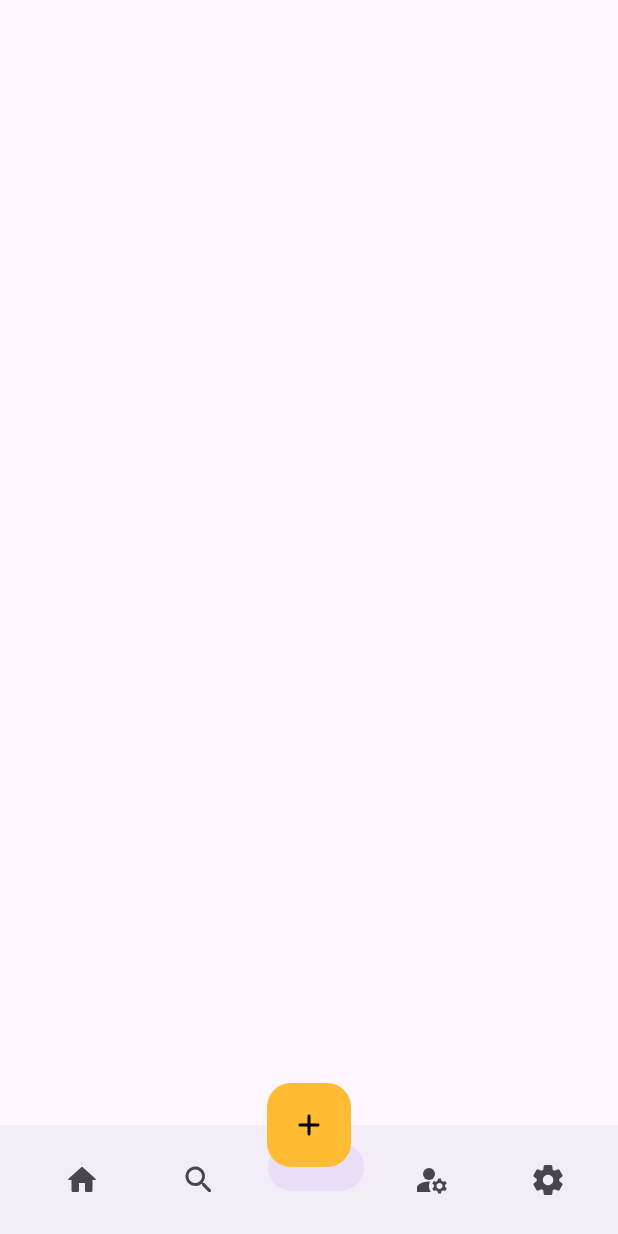
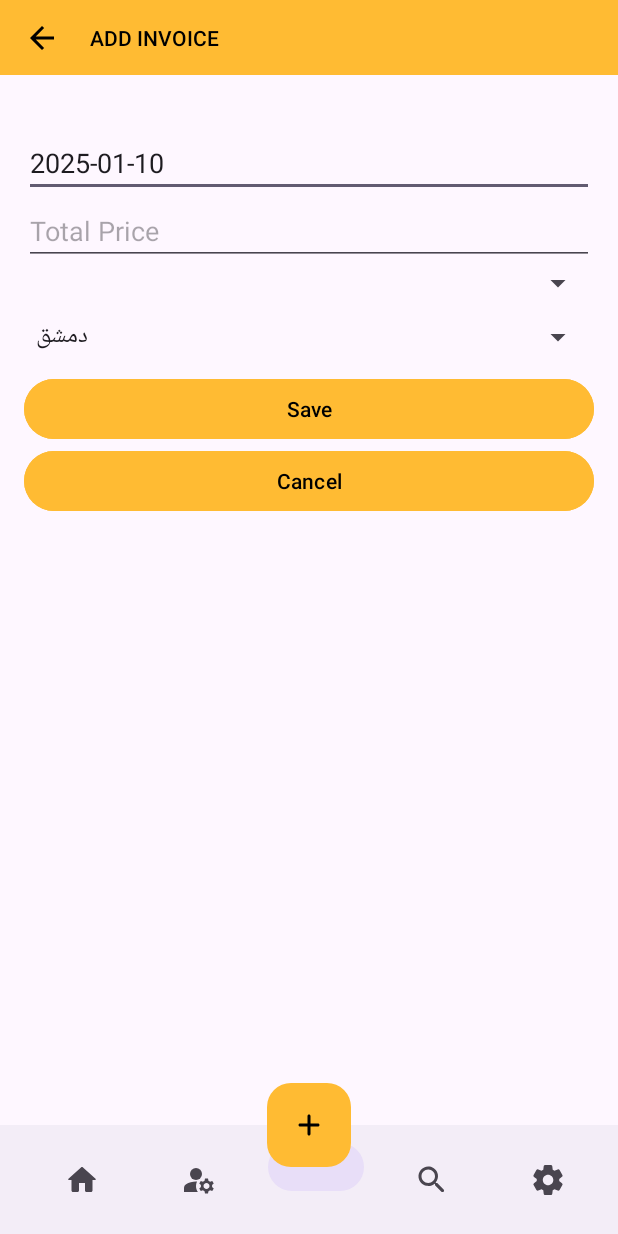
Before and after one commit to yaseensaadaldeen/RepCommissionTracker, an Android app: the InvoiceAdd screen opened directly, with no data from a screen before it, on a phone screen of 412 x 824 dp. Run offline under Robolectric (Android 15) with nearby library versions, the phone set to English and light mode, and no system bars.

Commit message:
add create invoice and search through reps

```diff
--- a/app/src/main/java/com/example/repcommissiontracker/DatabaseHelper.java
+++ b/app/src/main/java/com/example/repcommissiontracker/DatabaseHelper.java
@@ -81,7 +81,7 @@ public class DatabaseHelper extends SQLiteOpenHelper {
 
     private static final String CREATE_TABLE_INVOICE = "CREATE TABLE " + TABLE_INVOICE + "(" +
             INV_NO + " INTEGER PRIMARY KEY AUTOINCREMENT, " +
-            INV_DATE + " TEXT, " +
+            INV_DATE + " TEXT DEFAULT CURRENT_DATE, "  +
             INV_TOTAL_PRICE + " REAL, " +
             INV_SALES_REP_ID + " INTEGER, " +
             INV_LOC_ID + " INTEGER, " +
@@ -178,7 +178,7 @@ public class DatabaseHelper extends SQLiteOpenHelper {
         values.put(SR_SUPERVISED_LOC, rep.getSupervisedLocId());
 
         long id = db.insert(TABLE_SALES_REP, null, values);
-        db.close();
+        ////db.close();
         return id;
     }
 
@@ -186,6 +186,16 @@ public class DatabaseHelper extends SQLiteOpenHelper {
 
     public List<SalesRepresentative> getAllSalesReps() {
         List<SalesRepresentative> reps = new ArrayList<>();
+
+        // Check if the SalesRepresentative table exists
+        if (!isTableExists(TABLE_SALES_REP)) {
+            return reps; // Return an empty list if the table doesn't exist
+        }
+
+        // Check if the table has any data
+        if (isTableEmpty(TABLE_SALES_REP)) {
+            return reps; // Return an empty list if the table is empty
+        }
         SQLiteDatabase db = this.getReadableDatabase();
 
         // SQL query to join SalesRep table with Location table to get location names
@@ -221,7 +231,7 @@ public class DatabaseHelper extends SQLiteOpenHelper {
         }
 
         cursor.close();
-        db.close();
+        ////db.close();
         return reps;
     }
 
@@ -243,14 +253,14 @@ public class DatabaseHelper extends SQLiteOpenHelper {
         }
 
         int rowsAffected = db.update(TABLE_SALES_REP, values, SR_ID + " = ?", new String[]{String.valueOf(rep.getId())});
-        db.close();
+       // //db.close();
         return rowsAffected;
     }
 
     public int deleteSalesRep(int id) {
         SQLiteDatabase db = this.getWritableDatabase();
         int rowsDeleted = db.delete(TABLE_SALES_REP, SR_ID + " = ?", new String[]{String.valueOf(id)});
-        db.close();
+        ////db.close();
         return rowsDeleted;
     }
 
@@ -276,7 +286,7 @@ public class DatabaseHelper extends SQLiteOpenHelper {
             rep.setSupervisedLocId(cursor.getInt(cursor.getColumnIndexOrThrow(SR_SUPERVISED_LOC)));
             cursor.close();
         }
-        db.close();
+        ////db.close();
         return rep;
     }
 
@@ -296,7 +306,7 @@ public class DatabaseHelper extends SQLiteOpenHelper {
             } while (cursor.moveToNext());
         }
         cursor.close();
-        db.close();
+        //db.close();
         return locations;
     }
 
@@ -308,7 +318,7 @@ public class DatabaseHelper extends SQLiteOpenHelper {
         values.put(LOC_ADDRESS, location.getAddress());
 
         long id = db.insert(TABLE_LOCATION, null, values);
-        db.close();
+        //db.close();
         return id;
     }
     public long addInvoice(Invoice invoice) {
@@ -320,7 +330,7 @@ public class DatabaseHelper extends SQLiteOpenHelper {
         values.put(INV_LOC_ID, invoice.getLocId());
 
         long id = db.insert(TABLE_INVOICE, null, values);
-        db.close();
+        //db.close();
         return id;
     }
     public List<Invoice> getInvoicesByRepAndMonth(int repId, String month, String year) {
@@ -348,7 +358,7 @@ public class DatabaseHelper extends SQLiteOpenHelper {
         }
 
         cursor.close();
-        db.close();
+        //db.close();
         return invoices;
     }
     public long addMonthlyRepSales(MonthlyRepSales sales) {
@@ -360,7 +370,7 @@ public class DatabaseHelper extends SQLiteOpenHelper {
         values.put(MRS_LOC_ID, sales.getLocId());
 
         long id = db.insert(TABLE_MONTHLY_SALES, null, values);
-        db.close();
+        //db.close();
         return id;
     }
     public long addMonthlyRepCommission(MonthlyRepCommission commission) {
@@ -372,7 +382,7 @@ public class DatabaseHelper extends SQLiteOpenHelper {
         values.put(MRC_LOC_ID, commission.getLocId());
 
         long id = db.insert(TABLE_MONTHLY_COMMISSION, null, values);
-        db.close();
+        //db.close();
         return id;
     }
     public double calculateCommission(int repId, String month, String year) {
@@ -442,7 +452,58 @@ public class DatabaseHelper extends SQLiteOpenHelper {
         }
 
         cursor.close();
-        db.close();
+        //db.close();
         return locId;
     }
+    public int getSalesRepIdByName(String name) {
+        SQLiteDatabase db = this.getReadableDatabase();
+        if (!isTableExists(TABLE_SALES_REP)) {
+            return 0; // Return an empty list if the table doesn't exist
+        }
+
+        // Check if the table has any data
+        if (isTableEmpty(TABLE_SALES_REP)) {
+            return 0; // Return an empty list if the table is empty
+        }
+        String query = "SELECT " + SR_ID + " FROM " + TABLE_SALES_REP + " WHERE " + SR_NAME + " = ?";
+        Cursor cursor = db.rawQuery(query, new String[]{name});
+        if (cursor.moveToFirst()) {
+            int id = cursor.getInt(0);
+            cursor.close();
+            return id;
+        }
+        cursor.close();
+        return -1; // Not found
+    }
+    public boolean isTableExists(String tableName) {
+        SQLiteDatabase db = this.getReadableDatabase();
+        Cursor cursor = db.rawQuery("SELECT name FROM sqlite_master WHERE type='table' AND name=?", new String[]{tableName});
+        boolean exists = cursor.getCount() > 0;
+        cursor.close();
+        //db.close();
+        return exists;
+    }
+    public boolean isTableEmpty(String tableName) {
+        SQLiteDatabase db = this.getReadableDatabase();
+        Cursor cursor = db.rawQuery("SELECT COUNT(*) FROM " + tableName, null);
+        boolean isEmpty = true;
+        if (cursor.moveToFirst()) {
+            isEmpty = cursor.getInt(0) == 0;
+        }
+        cursor.close();
+        //db.close();
+        return isEmpty;
+    }
+
+    public int getLocationIdByName(String name) {
+        SQLiteDatabase db = this.getReadableDatabase();
+        Cursor cursor = db.rawQuery("SELECT "+LOC_ID+" FROM " + TABLE_LOCATION+" WHERE "+LOC_NAME+" =?", new String[]{name});
+        if (cursor.moveToFirst()) {
+            int id = cursor.getInt(0);
+            cursor.close();
+            return id;
+        }
+        cursor.close();
+        return -1; // Not found
+    }
 }
--- a/app/src/main/java/com/example/repcommissiontracker/Invoice/InvoiceAdd.java
+++ b/app/src/main/java/com/example/repcommissiontracker/Invoice/InvoiceAdd.java
@@ -2,13 +2,20 @@ package com.example.repcommissiontracker.Invoice;
 
 import android.content.Intent;
 import android.os.Bundle;
+import android.text.TextUtils;
+import android.view.View;
+import android.widget.ArrayAdapter;
+import android.widget.Button;
+import android.widget.EditText;
+import android.widget.Spinner;
+import android.widget.Toast;
 
-import androidx.activity.EdgeToEdge;
 import androidx.appcompat.app.AppCompatActivity;
-import androidx.core.graphics.Insets;
-import androidx.core.view.ViewCompat;
-import androidx.core.view.WindowInsetsCompat;
 
+import com.example.repcommissiontracker.Classes.Invoice;
+import com.example.repcommissiontracker.Classes.Location;
+import com.example.repcommissiontracker.Classes.SalesRepresentative;
+import com.example.repcommissiontracker.DatabaseHelper;
 import com.example.repcommissiontracker.MainActivity;
 import com.example.repcommissiontracker.R;
 import com.example.repcommissiontracker.RepManagement.RepManagementActivity;
@@ -16,13 +23,120 @@ import com.example.repcommissiontracker.Settings.SettingsActivity;
 import com.example.repcommissiontracker.search.ui.SearchActivity;
 import com.google.android.material.bottomnavigation.BottomNavigationView;
 
+import java.text.SimpleDateFormat;
+import java.util.ArrayList;
+import java.util.Date;
+import java.util.List;
+import java.util.Locale;
+
 public class InvoiceAdd extends AppCompatActivity {
+
+    private EditText edtInvNo, edtDate, edtTotalPrice;
+    private Spinner spnSalesRep, spnLocation;
+    private Button btnSave, btnCancel;
+    BottomNavigationView bottomNavigationView;
+
 
     @Override
     protected void onCreate(Bundle savedInstanceState) {
         super.onCreate(savedInstanceState);
         setContentView(R.layout.activity_invoice_add);
-        BottomNavigationView bottomNavigationView = findViewById(R.id.bottomNavigationView);
+
+        // Initialize UI elements
+        bottomNavigationView = findViewById(R.id.bottomNavigationView);
+        edtDate = findViewById(R.id.edt_date);
+        edtTotalPrice = findViewById(R.id.edt_total_price);
+        spnSalesRep = findViewById(R.id.spn_sales_rep);
+        spnLocation = findViewById(R.id.spn_location);
+        btnSave = findViewById(R.id.btn_save);
+        btnCancel = findViewById(R.id.btn_cancel);
+// Get the current date as a string in the format YYYY-MM-DD
+        SimpleDateFormat sdf = new SimpleDateFormat("yyyy-MM-dd", Locale.getDefault());
+        String currentDate = sdf.format(new Date());
+        setupBottomNavigation();
+        edtDate.setText(currentDate);
+
+        // Populate Spinners
+        setupSalesRepSpinner();
+        setupLocationSpinner();
+
+        // Button Listeners
+        btnSave.setOnClickListener(v -> saveInvoice());
+        btnCancel.setOnClickListener(v -> finish());
+    }
+
+    private void setupSalesRepSpinner() {
+        DatabaseHelper dbHelper = new DatabaseHelper(this);
+
+        List<SalesRepresentative> salesReps = dbHelper.getAllSalesReps();
+        List<String> salesRepNames = new ArrayList<>();
+        for (SalesRepresentative rep : salesReps) {
+            salesRepNames.add(rep.getName());
+        }
+        ArrayAdapter<String> adapter = new ArrayAdapter<>(this, android.R.layout.simple_spinner_dropdown_item, salesRepNames);
+        spnSalesRep.setAdapter(adapter);
+    }
+
+    private void setupLocationSpinner() {
+        DatabaseHelper dbHelper = new DatabaseHelper(this);
+        List<Location> locations = dbHelper.getAllLocations();
+        List<String> locationNames = new ArrayList<>();
+        for (Location loc : locations) {
+            locationNames.add(loc.getName());
+        }
+        ArrayAdapter<String> adapter = new ArrayAdapter<>(this, android.R.layout.simple_spinner_dropdown_item, locationNames);
+        spnLocation.setAdapter(adapter);
+    }
+
+    private void saveInvoice() {
+        String date = edtDate.getText().toString().trim();
+        String totalPriceStr = edtTotalPrice.getText().toString().trim();
+
+        if (TextUtils.isEmpty(totalPriceStr)) {
+            Toast.makeText(this, "Please enter the total price", Toast.LENGTH_SHORT).show();
+            return;
+        }
+
+        DatabaseHelper dbHelper = new DatabaseHelper(this);
+
+        double totalPrice = Double.parseDouble(totalPriceStr);
+
+        // Get selected Sales Rep and Location
+        String selectedSalesRep = (String) spnSalesRep.getSelectedItem();
+        String selectedLocation = (String) spnLocation.getSelectedItem();
+
+        // Retrieve IDs
+        int salesRepId = dbHelper.getSalesRepIdByName(selectedSalesRep);
+        int locId = dbHelper.getLocationIdByName(selectedLocation);
+
+        // Create and save Invoice
+        Invoice invoice = new Invoice(date, totalPrice, salesRepId, locId);
+        long result = dbHelper.addInvoice(invoice);
+
+        if (result != -1) {
+            // Show success dialog
+            new androidx.appcompat.app.AlertDialog.Builder(this)
+                    .setTitle("Success")
+                    .setMessage("Invoice added successfully")
+                    .setPositiveButton("OK", (dialog, which) -> clearInputs())
+                    .show();
+        } else {
+            Toast.makeText(this, "Failed to add invoice", Toast.LENGTH_SHORT).show();
+        }
+    }
+
+    private void clearInputs() {
+        edtDate.setText(""); // Optionally, reset to the current date
+        edtTotalPrice.setText("");
+        spnSalesRep.setSelection(0);
+        spnLocation.setSelection(0);
+
+        // Reset date to the current date if desired
+        SimpleDateFormat sdf = new SimpleDateFormat("yyyy-MM-dd", Locale.getDefault());
+        edtDate.setText(sdf.format(new Date()));
+    }
+
+    private void setupBottomNavigation() {
         bottomNavigationView.setSelectedItemId(R.id.placeholder);
         bottomNavigationView.setBackground(null); // Remove background for transparency
         bottomNavigationView.setOnNavigationItemSelectedListener(item -> {
@@ -42,16 +156,11 @@ public class InvoiceAdd extends AppCompatActivity {
                     intent = new Intent(this, SettingsActivity.class);
                     break;
             }
-
             if (intent != null) {
-                intent.addFlags(Intent.FLAG_ACTIVITY_CLEAR_TOP | Intent.FLAG_ACTIVITY_NEW_TASK | Intent.FLAG_ACTIVITY_CLEAR_TASK);
-                startActivity(intent);
-                overridePendingTransition(0, 0); // No animation between activities
+                navigateToActivity(intent);
             }
-
             return true; // Return true to indicate item selection
         });
-
     }
     @Override
     public void onBackPressed() {
@@ -61,7 +170,11 @@ public class InvoiceAdd extends AppCompatActivity {
         startActivity(intent);
         finish();
     }
-    protected int getLayoutResourceId() {
-        return R.layout.activity_rep_management;
+    private void navigateToActivity(Intent intent) {
+        bottomNavigationView.setOnNavigationItemSelectedListener(null);
+        bottomNavigationView.setSelectedItemId(R.id.placeholder);
+        intent.addFlags(Intent.FLAG_ACTIVITY_CLEAR_TOP | Intent.FLAG_ACTIVITY_NEW_TASK | Intent.FLAG_ACTIVITY_CLEAR_TASK);
+        startActivity(intent);
+        overridePendingTransition(0, 0); // No animation between activities
     }
 }
--- a/app/src/main/res/layout/activity_invoice_add.xml
+++ b/app/src/main/res/layout/activity_invoice_add.xml
@@ -6,5 +6,74 @@
     android:layout_width="match_parent"
     android:layout_height="match_parent"
     tools:context=".Invoice.InvoiceAdd">
+    <androidx.appcompat.widget.Toolbar
+        android:id="@+id/topAppBar"
+        android:layout_width="0dp"
+        android:layout_height="50dp"
+        android:background="@android:color/holo_orange_light"
+        app:title="Add invoice"
+        app:titleTextAppearance="@style/TextAppearance.AppCompat.Widget.ActionBar.Menu"
+        app:navigationIcon="@drawable/ic_arrow_back"
+        app:titleTextColor="@android:color/black"
+        android:textDirection="firstStrong"
+        app:layout_constraintTop_toTopOf="parent"
+        app:layout_constraintStart_toStartOf="parent"
+        app:layout_constraintEnd_toEndOf="parent" />
+
+    <LinearLayout
+        android:layout_width="match_parent"
+        android:layout_height="match_parent"
+        android:layout_marginTop="70dp"
+        android:orientation="vertical"
+        android:padding="16dp"
+        app:layout_constraintEnd_toEndOf="parent"
+        app:layout_constraintHorizontal_bias="1.0"
+        app:layout_constraintStart_toStartOf="parent"
+        app:layout_constraintTop_toBottomOf="@id/topAppBar">
+
+
+        <EditText
+            android:id="@+id/edt_date"
+            android:layout_width="match_parent"
+            android:layout_height="wrap_content"
+            android:hint="Date (YYYY-MM-DD)"
+            android:inputType="date" />
+
+        <EditText
+            android:id="@+id/edt_total_price"
+            android:layout_width="match_parent"
+            android:layout_height="wrap_content"
+            android:hint="Total Price"
+            android:inputType="numberDecimal" />
+
+        <Spinner
+            android:id="@+id/spn_sales_rep"
+            android:layout_width="match_parent"
+            android:layout_height="wrap_content" />
+
+        <Spinner
+            android:id="@+id/spn_location"
+            android:layout_width="match_parent"
+            android:layout_height="wrap_content" />
+
+        <Button
+            android:id="@+id/btn_save"
+            android:layout_width="match_parent"
+            android:layout_height="wrap_content"
+            android:backgroundTint="@android:color/holo_orange_light"
+            android:text="Save"
+            android:textColor="@color/black" />
+
+        <Button
+            android:id="@+id/btn_cancel"
+            android:layout_width="match_parent"
+            android:layout_height="wrap_content"
+            android:backgroundTint="@android:color/holo_orange_light"
+            android:text="Cancel"
+            android:textColor="@color/black" />
+
+    </LinearLayout>
+
     <include layout="@layout/bottom_nav" />
+
 </androidx.constraintlayout.widget.ConstraintLayout>
--- a/app/src/main/res/layout/activity_rep_management.xml
+++ b/app/src/main/res/layout/activity_rep_management.xml
@@ -59,7 +59,9 @@
         app:layout_constraintTop_toBottomOf="@id/searchCard"
         app:layout_constraintStart_toStartOf="parent"
         app:layout_constraintEnd_toEndOf="parent"
-        app:layout_constraintBottom_toTopOf="@id/addRepButton" />
+
+        app:layout_constraintBottom_toTopOf="@id/bottom_navigation"
+ />
 
     <!-- Floating Action Button -->
     <com.google.android.material.floatingactionbutton.FloatingActionButton
@@ -80,7 +82,7 @@
         android:id="@+id/bottom_navigation"
         layout="@layout/bottom_nav"
         android:layout_width="match_parent"
-        android:layout_height="120dp"
+        android:layout_height="105dp"
         android:layout_marginTop="50dp"
         app:layout_constraintStart_toStartOf="parent"
         app:layout_constraintEnd_toEndOf="parent"
--- a/app/src/main/res/menu/bottom_nav_menu.xml
+++ b/app/src/main/res/menu/bottom_nav_menu.xml
@@ -4,16 +4,17 @@
         android:icon="@drawable/home"
         android:title="Home" />
     <item
+        android:id="@+id/rep_management"
+        android:icon="@drawable/manage_accounts_26"
+        android:title="Rep Management" />
+    <item
+        android:id="@+id/placeholder"
+        android:checkable="false"
+        android:title="" />
+    <item
         android:id="@+id/search"
         android:icon="@drawable/search"
         android:title="Search" />
-    <item
-        android:id="@+id/placeholder"
-        android:title="" />
-    <item
-        android:id="@+id/rep_management"
-        android:icon="@drawable/manage_accounts_26"
-        android:title="Rep Management" />
     <item
         android:id="@+id/settings"
         android:icon="@drawable/settings"
```
Also changed, not shown: app/src/main/java/com/example/repcommissiontracker/Classes/Invoice.java (+7 -0 lines), app/src/main/java/com/example/repcommissiontracker/RepManagement/RepManagementActivity.java (+53 -5 lines), app/src/main/java/com/example/repcommissiontracker/RepManagement/rep_manage_dialog.java (+36 -12 lines), app/src/main/java/com/example/repcommissiontracker/search/ui/SearchActivity.java (+43 -24 lines).
